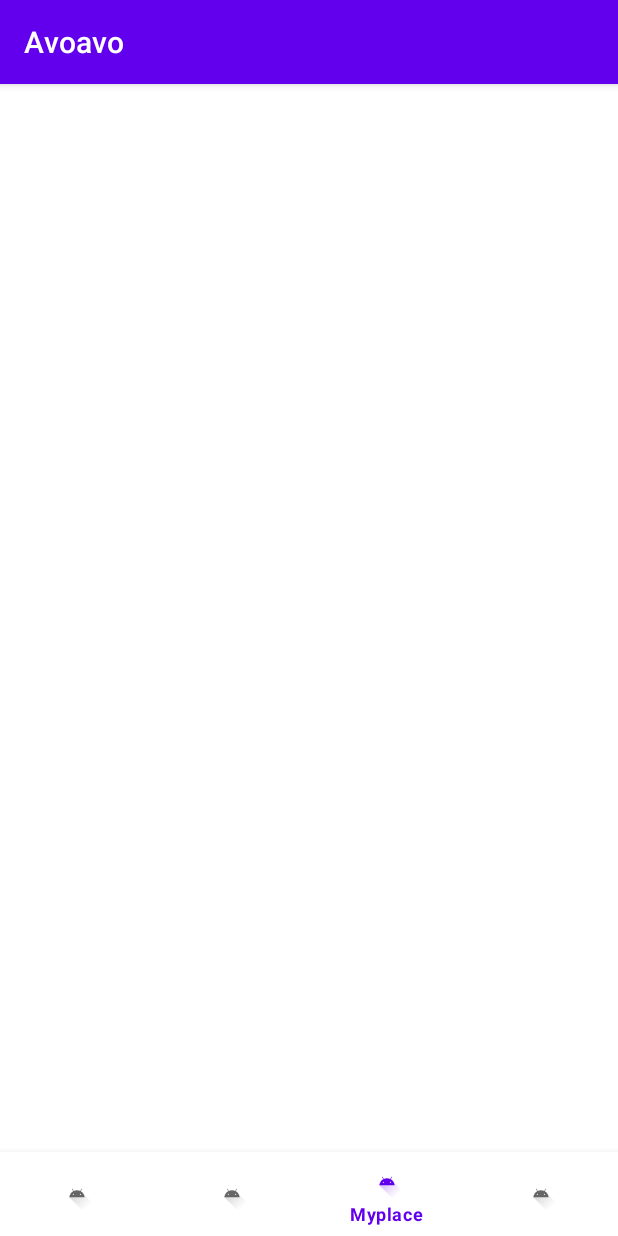
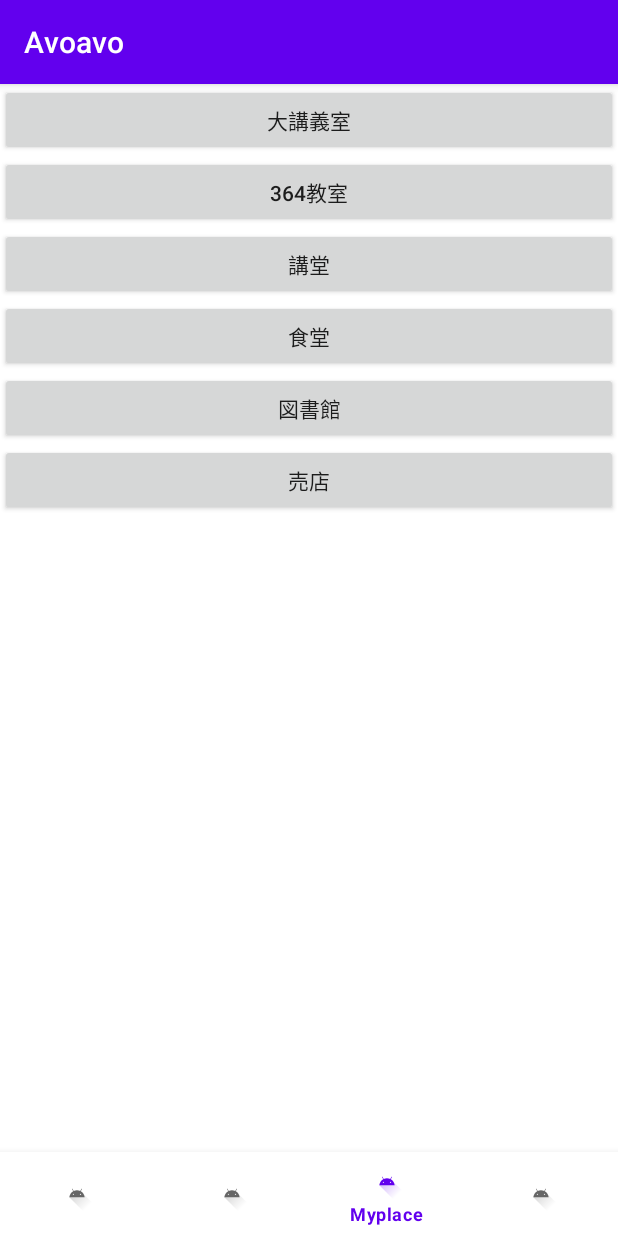
Before and after one commit to FunLocks/team2005, an Android app: the screen it shows after launch (MainActivity), item 3 of the bottom bar chosen, on a phone screen of 412 x 824 dp. Run offline under Robolectric (Android 15) with nearby library versions, the phone set to English and light mode, and no system bars; our stand-ins replace Room's generated code; libraries missing offline, so code that uses them is left out: org.altbeacon.beacon, permissions.dispatcher; 7 statements that could not run were skipped.

Commit message:
動くようになった

```diff
--- a/Avoavo/app/src/main/java/com/yeahoohunters/avoavo/model/api/Interface.kt
+++ b/Avoavo/app/src/main/java/com/yeahoohunters/avoavo/model/api/Interface.kt
@@ -4,11 +4,12 @@ import com.yeahoohunters.avoavo.model.api.responce.Favorite
 import com.yeahoohunters.avoavo.model.api.responce.NowSituation
 import retrofit2.http.GET
 import retrofit2.Call
+import retrofit2.http.Path
 
 class Interface {
     interface CreateFavoriteItemService{
-        @GET("")
-        fun listFavorites(): Call<Favorite>
+        @GET("favorite_predict/{location_id}")
+        fun listFavorites(@Path("location_id") locationId: Int): Call<Favorite>
     }
 
     interface CreateNowSituationsItemService{
--- a/Avoavo/app/src/main/java/com/yeahoohunters/avoavo/view/MyplaceFragment.kt
+++ b/Avoavo/app/src/main/java/com/yeahoohunters/avoavo/view/MyplaceFragment.kt
@@ -5,9 +5,21 @@ import androidx.fragment.app.Fragment
 import android.view.LayoutInflater
 import android.view.View
 import android.view.ViewGroup
+import android.widget.Button
+import android.widget.LinearLayout
 import com.yeahoohunters.avoavo.R
 
 class MyplaceFragment : Fragment() {
+    lateinit var scrollView: LinearLayout
+    val bundle = Bundle()
+    val locationList: HashMap<Int, String> = hashMapOf(
+        Pair(5, "食堂"),
+        Pair(10, "売店"),
+        Pair(17, "大講義室"),
+        Pair(19, "364教室"),
+        Pair(24, "図書館"),
+        Pair(36, "講堂"),
+    )
 
     override fun onCreate(savedInstanceState: Bundle?) {
         super.onCreate(savedInstanceState)
@@ -18,6 +30,25 @@ class MyplaceFragment : Fragment() {
         savedInstanceState: Bundle?
     ): View? {
         // Inflate the layout for this fragment
-        return inflater.inflate(R.layout.fragment_myplace, container, false)
+        val view = inflater.inflate(R.layout.fragment_myplace, container, false)
+
+        scrollView = view.findViewById(R.id.myplaceList)
+
+
+        for (item in locationList) {
+            var textView = Button(context)
+            textView.text = item.value
+            textView.setOnClickListener {
+                bundle.putInt("key", item.key)
+                val fragment = MyplaceDetailFragment()
+                fragment.arguments = bundle
+                parentFragmentManager.beginTransaction()
+                    .replace(R.id.frameLayout, fragment)
+                    .commit()
+            }
+            scrollView.addView(textView)
+        }
+
+        return view
     }
 }
--- a/Avoavo/app/src/main/res/layout/fragment_myplace.xml
+++ b/Avoavo/app/src/main/res/layout/fragment_myplace.xml
@@ -1,7 +1,25 @@
 <?xml version="1.0" encoding="utf-8"?>
-<FrameLayout xmlns:android="http://schemas.android.com/apk/res/android"
+<androidx.constraintlayout.widget.ConstraintLayout
+    xmlns:android="http://schemas.android.com/apk/res/android"
+    xmlns:app="http://schemas.android.com/apk/res-auto"
     xmlns:tools="http://schemas.android.com/tools"
     android:layout_width="match_parent"
     android:layout_height="match_parent"
-    tools:context=".view.MyplaceFragment">
-</FrameLayout>
+    tools:context=".view.ForecastFragment"
+    android:id="@+id/fragmentMyplaceLayout">
+
+    <ScrollView
+        android:layout_width="match_parent"
+        android:layout_height="match_parent"
+        app:layout_constraintBottom_toBottomOf="parent"
+        app:layout_constraintEnd_toEndOf="parent"
+        app:layout_constraintStart_toStartOf="parent"
+        app:layout_constraintTop_toTopOf="parent">
+
+        <LinearLayout
+            android:id="@+id/myplaceList"
+            android:layout_width="match_parent"
+            android:layout_height="wrap_content"
+            android:orientation="vertical" />
+    </ScrollView>
+</androidx.constraintlayout.widget.ConstraintLayout>
--- /dev/null
+++ b/Avoavo/app/src/main/res/layout/fragment_myplace_detail.xml
@@ -0,0 +1,6 @@
+<?xml version="1.0" encoding="utf-8"?>
+<FrameLayout xmlns:android="http://schemas.android.com/apk/res/android"
+    xmlns:tools="http://schemas.android.com/tools"
+    android:layout_width="match_parent"
+    android:layout_height="match_parent"
+    tools:context=".view.MyplaceDetailFragment"/>
```
Also changed, not shown: Avoavo/app/src/main/java/com/yeahoohunters/avoavo/model/api/responce/Favorite.kt (+11 -3 lines), Avoavo/app/src/main/java/com/yeahoohunters/avoavo/model/room/FavoriteDao.kt (added, +21 -0 lines), Avoavo/app/src/main/java/com/yeahoohunters/avoavo/model/room/FavoriteDatabase.kt (added, +33 -0 lines), Avoavo/app/src/main/java/com/yeahoohunters/avoavo/repository/FavoriteRepository.kt (added, +48 -0 lines), Avoavo/app/src/main/java/com/yeahoohunters/avoavo/view/MyplaceDetailFragment.kt (added, +61 -0 lines).
